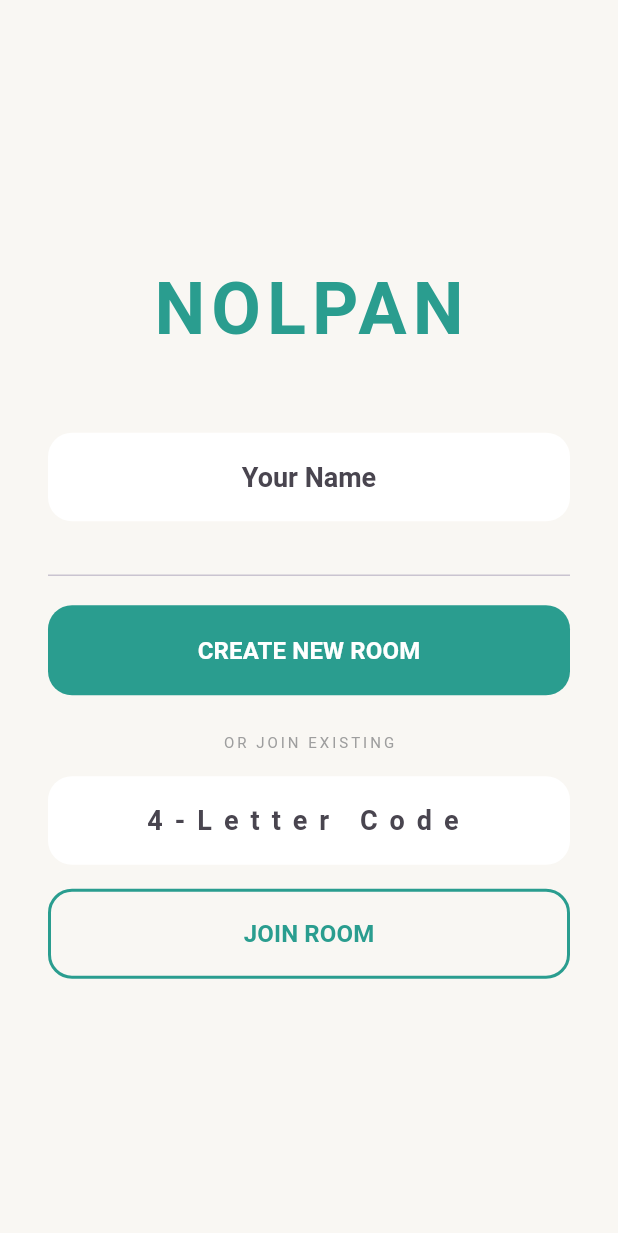
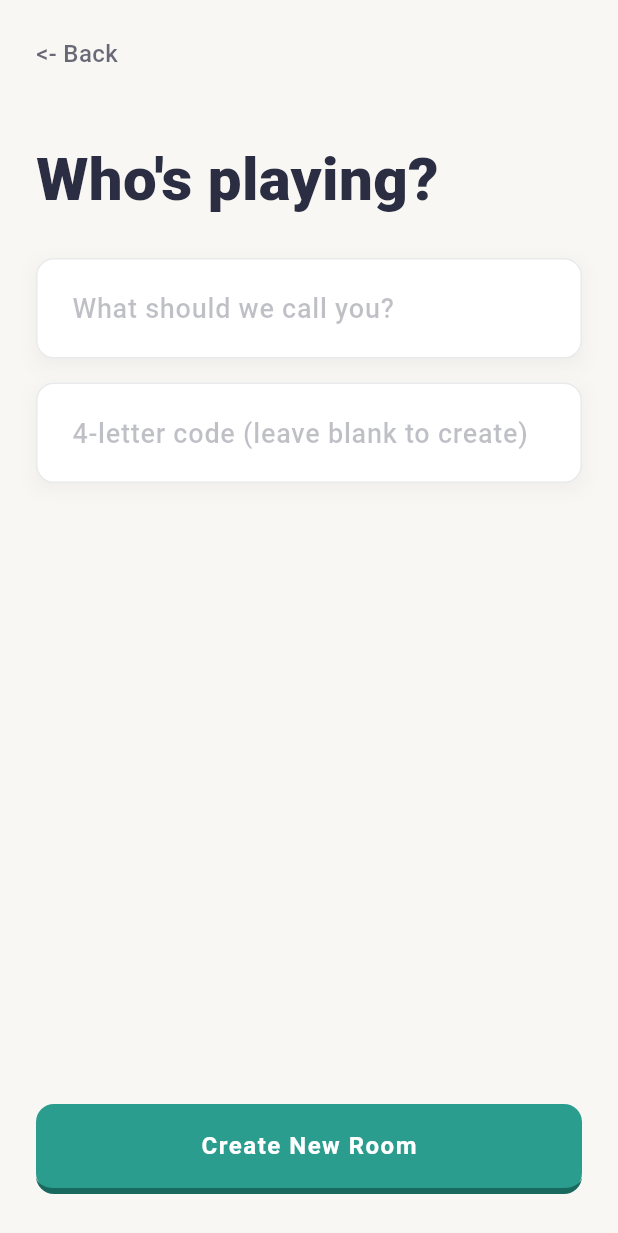
Before and after one commit to JohnPark97/Nolpan, a Flutter app: the GatewayScreen screen opened directly, on a phone screen of 412 x 824 dp. Shown: the top 1233 px of the screen. Run offline on Flutter 3.47's test engine with Material 3 defaults, Android fonts, the phone set to English and light mode, and no system bars.

Commit message:
ui: strict design refactor for gateway.dart

```diff
--- a/frontend/lib/screens/gateway.dart
+++ b/frontend/lib/screens/gateway.dart
@@ -15,13 +15,19 @@ class _GatewayScreenState extends State<GatewayScreen> {
   bool _isConnecting = false;
   StreamSubscription? _sub;
 
-  void _handleAction(bool isCreate) {
+  @override
+  void initState() {
+    super.initState();
+    // Dynamic State Logic: Rebuild action dock when typing in the code box
+    _codeController.addListener(() => setState(() {}));
+  }
+
+  void _handleAction() {
     if (_nameController.text.trim().isEmpty) return;
+    bool isCreate = _codeController.text.trim().isEmpty;
     if (!isCreate && _codeController.text.trim().length != 4) return;
 
     setState(() { _isConnecting = true; });
-
-    // THE FIX: Save the name in memory before connecting
     socketService.playerName = _nameController.text.trim();
     socketService.connect('wss://nolpan.onrender.com/ws');
 
@@ -32,19 +38,13 @@ class _GatewayScreenState extends State<GatewayScreen> {
           _sub?.cancel();
           if (mounted) {
             setState(() { _isConnecting = false; });
-            Navigator.push(context, MaterialPageRoute(builder: (_) => const LobbyScreen()));
+            Navigator.pushReplacement(context, MaterialPageRoute(builder: (_) => const LobbyScreen()));
           }
         } else if (msg['type'] == 'ERROR') {
           _sub?.cancel();
           if (mounted) {
             setState(() { _isConnecting = false; });
-            ScaffoldMessenger.of(context).showSnackBar(
-              SnackBar(
-                content: Text(msg['payload'], style: const TextStyle(color: Colors.white, fontWeight: FontWeight.bold)),
-                backgroundColor: Colors.redAccent,
-                behavior: SnackBarBehavior.floating,
-              )
-            );
+            ScaffoldMessenger.of(context).showSnackBar(SnackBar(content: Text(msg['payload']), backgroundColor: tTerra));
           }
         }
       });
@@ -52,81 +52,97 @@ class _GatewayScreenState extends State<GatewayScreen> {
       if (isCreate) {
         socketService.send('CREATE_ROOM', {'name': _nameController.text.trim()});
       } else {
-        socketService.send('JOIN_ROOM', {
-          'name': _nameController.text.trim(),
-          'code': _codeController.text.trim().toUpperCase()
-        });
+        socketService.send('JOIN_ROOM', {'name': _nameController.text.trim(), 'code': _codeController.text.trim().toUpperCase()});
       }
     });
   }
 
   @override
   void dispose() {
+    _codeController.dispose();
+    _nameController.dispose();
     _sub?.cancel();
     super.dispose();
   }
 
-  @override
-  Widget build(BuildContext context) {
-    return Scaffold(
-      backgroundColor: const Color(0xFFF9F7F3),
-      body: Center(
-        child: SingleChildScrollView(
-          padding: const EdgeInsets.all(32.0),
-          child: Column(
-            children: [
-              const Text("NOLPAN", style: TextStyle(fontSize: 48, fontWeight: FontWeight.bold, color: Color(0xFF2A9D8F), letterSpacing: 4)),
-              const SizedBox(height: 48),
-              _buildInput("Your Name", _nameController),
-              const SizedBox(height: 16),
-              const Divider(height: 40),
-              ElevatedButton(
-                onPressed: _isConnecting ? null : () => _handleAction(true),
-                style: _btnStyle(const Color(0xFF2A9D8F)),
-                child: _isConnecting ? _loader() : const Text("CREATE NEW ROOM", style: TextStyle(color: Colors.white, fontWeight: FontWeight.bold, fontSize: 16)),
-              ),
-              const SizedBox(height: 24),
-              const Text("OR JOIN EXISTING", style: TextStyle(fontSize: 10, color: Colors.grey, letterSpacing: 2)),
-              const SizedBox(height: 16),
-              _buildInput("4-Letter Code", _codeController, isCode: true),
-              const SizedBox(height: 16),
-              OutlinedButton(
-                onPressed: _isConnecting ? null : () => _handleAction(false),
-                style: OutlinedButton.styleFrom(
-                  minimumSize: const Size(double.infinity, 60),
-                  side: const BorderSide(color: Color(0xFF2A9D8F), width: 2),
-                  shape: RoundedRectangleBorder(borderRadius: BorderRadius.circular(16)),
-                ),
-                child: const Text("JOIN ROOM", style: TextStyle(color: Color(0xFF2A9D8F), fontWeight: FontWeight.bold, fontSize: 16)),
-              ),
-            ],
-          ),
+  Widget _buildInput(String hint, TextEditingController ctrl, {bool isCode = false}) {
+    return Container(
+      decoration: BoxDecoration(
+        boxShadow: [BoxShadow(color: tInk.withOpacity(0.05), blurRadius: 10, offset: const Offset(0, 4))]
+      ),
+      child: TextField(
+        controller: ctrl,
+        maxLength: isCode ? 4 : 12,
+        textCapitalization: isCode ? TextCapitalization.characters : TextCapitalization.words,
+        style: const TextStyle(fontWeight: FontWeight.w500, fontSize: 18),
+        decoration: InputDecoration(
+          hintText: hint,
+          hintStyle: TextStyle(color: tInk.withOpacity(0.3)),
+          counterText: "",
+          filled: true, fillColor: tSurface,
+          contentPadding: const EdgeInsets.symmetric(vertical: 20, horizontal: 20),
+          border: OutlineInputBorder(borderRadius: BorderRadius.circular(12), borderSide: BorderSide(color: tInk.withOpacity(0.1))),
+          enabledBorder: OutlineInputBorder(borderRadius: BorderRadius.circular(12), borderSide: BorderSide(color: tInk.withOpacity(0.1))),
+          focusedBorder: OutlineInputBorder(borderRadius: BorderRadius.circular(12), borderSide: const BorderSide(color: tTeal, width: 2)),
         ),
       ),
     );
   }
 
-  Widget _buildInput(String label, TextEditingController ctrl, {bool isCode = false}) {
-    return TextField(
-      controller: ctrl,
-      textAlign: TextAlign.center,
-      maxLength: isCode ? 4 : 12,
-      textCapitalization: isCode ? TextCapitalization.characters : TextCapitalization.words,
-      style: TextStyle(fontWeight: FontWeight.bold, fontSize: 18, letterSpacing: isCode ? 8 : 0),
-      decoration: InputDecoration(
-        hintText: label,
-        counterText: "",
-        filled: true, fillColor: Colors.white,
-        border: OutlineInputBorder(borderRadius: BorderRadius.circular(16), borderSide: BorderSide.none),
+  @override
+  Widget build(BuildContext context) {
+    bool isCreate = _codeController.text.trim().isEmpty;
+
+    return Scaffold(
+      backgroundColor: tBg,
+      resizeToAvoidBottomInset: true, // Prevents keyboard from covering the Action Dock
+      body: SafeArea(
+        child: Column(
+          crossAxisAlignment: CrossAxisAlignment.start,
+          children: [
+            // TOP BAR (flex: none)
+            Padding(
+              padding: const EdgeInsets.all(24.0),
+              child: GestureDetector(
+                onTap: () => Navigator.pop(context),
+                child: Text("<- Back", style: TextStyle(fontWeight: FontWeight.w500, color: tInk.withOpacity(0.7), fontSize: 16)),
+              ),
+            ),
+
+            // THE FORM (flex: 1)
+            Expanded(
+              child: SingleChildScrollView(
+                padding: const EdgeInsets.symmetric(horizontal: 24.0),
+                child: Container(
+                  constraints: const BoxConstraints(maxWidth: 400),
+                  child: Column(
+                    crossAxisAlignment: CrossAxisAlignment.start,
+                    children: [
+                      const SizedBox(height: 20),
+                      const Text("Who's playing?", style: TextStyle(fontSize: 40, fontWeight: FontWeight.w900, color: tInk)),
+                      const SizedBox(height: 24),
+                      _buildInput("What should we call you?", _nameController),
+                      const SizedBox(height: 16),
+                      _buildInput("4-letter code (leave blank to create)", _codeController, isCode: true),
+                    ],
+                  ),
+                ),
+              ),
+            ),
+
+            // THE SMART ACTION DOCK (flex: none)
+            Padding(
+              padding: const EdgeInsets.all(24.0),
+              child: PhysicsButton(
+                text: _isConnecting ? "Connecting..." : (isCreate ? "Create New Room" : "Join Room"),
+                color: tTeal,
+                shadowColor: const Color(0xFF1A695F),
+                onTap: _isConnecting ? () {} : _handleAction,
+              ),
+            )
+          ],
+        ),
       ),
     );
   }
-
-  ButtonStyle _btnStyle(Color color) => ElevatedButton.styleFrom(
-    backgroundColor: color, minimumSize: const Size(double.infinity, 60),
-    shape: RoundedRectangleBorder(borderRadius: BorderRadius.circular(16)),
-    elevation: 0,
-  );
-
-  Widget _loader() => const SizedBox(height: 20, width: 20, child: CircularProgressIndicator(color: Colors.white, strokeWidth: 2));
 }
```
